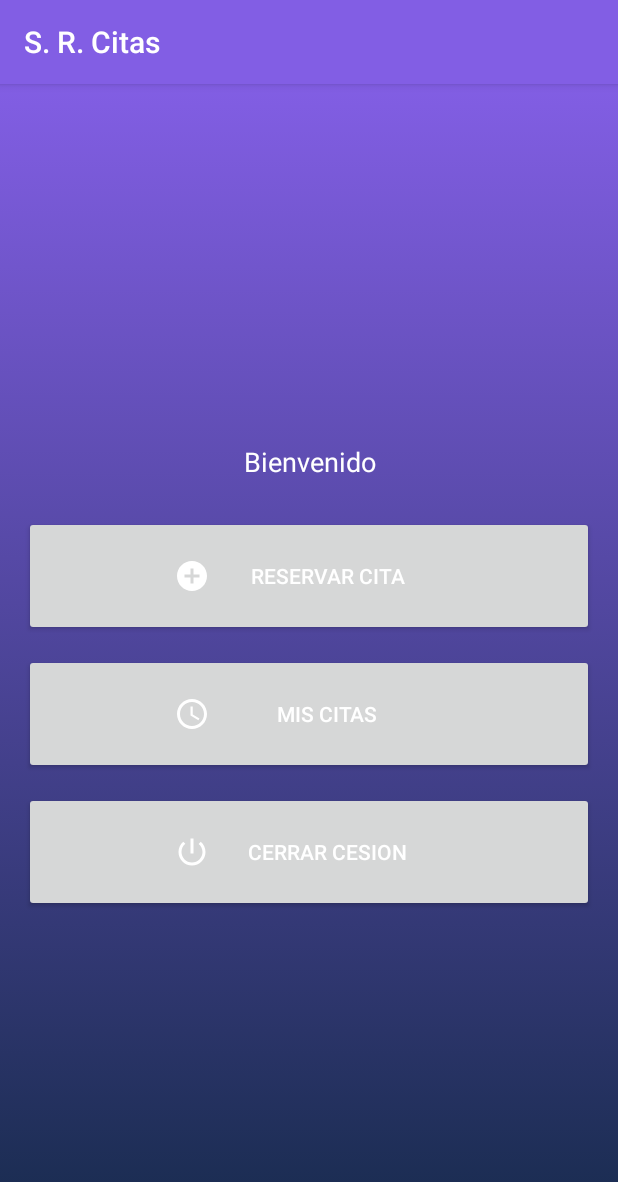
After one commit to lrdgz/MyAppointments, an Android app: the MenuActivity screen opened directly, with no data from a screen before it, on a phone screen of 412 x 824 dp. The commit adds this screen. Shown: the top 1182 px of the screen. Run offline under Robolectric (Android 15) with nearby library versions, the phone set to English and light mode, and no system bars.

Commit message:
Menu view design

```diff
--- a/app/src/main/AndroidManifest.xml
+++ b/app/src/main/AndroidManifest.xml
@@ -9,7 +9,8 @@
         android:roundIcon="@mipmap/ic_launcher_round"
         android:supportsRtl="true"
         android:theme="@style/AppTheme">
-        <activity android:name=".RegisterActivity"></activity>
+        <activity android:name=".MenuActivity"></activity>
+        <activity android:name=".RegisterActivity" />
         <activity android:name=".MainActivity">
             <intent-filter>
                 <action android:name="android.intent.action.MAIN" />
--- a/app/src/main/java/com/developer/myappointments/MainActivity.kt
+++ b/app/src/main/java/com/developer/myappointments/MainActivity.kt
@@ -12,12 +12,16 @@ class MainActivity : AppCompatActivity() {
         super.onCreate(savedInstanceState)
         setContentView(R.layout.activity_main)
 
+        btnLogin.setOnClickListener{
+            Toast.makeText(this, getString(R.string.please_fill_your_register_data), Toast.LENGTH_SHORT).show()
+            val intent = Intent(this, MenuActivity::class.java)
+            startActivity(intent)
+        }
+
         tvGoToRegister.setOnClickListener{
             Toast.makeText(this, getString(R.string.please_fill_your_register_data), Toast.LENGTH_SHORT).show()
-
             val intent = Intent(this, RegisterActivity::class.java)
             startActivity(intent)
-
         }
     }
 }
--- /dev/null
+++ b/app/src/main/java/com/developer/myappointments/MenuActivity.kt
@@ -0,0 +1,12 @@
+package com.developer.myappointments
+
+import androidx.appcompat.app.AppCompatActivity
+import android.os.Bundle
+
+class MenuActivity : AppCompatActivity() {
+
+    override fun onCreate(savedInstanceState: Bundle?) {
+        super.onCreate(savedInstanceState)
+        setContentView(R.layout.activity_menu)
+    }
+}
--- /dev/null
+++ b/app/src/main/res/drawable/ic_add_circle.xml
@@ -0,0 +1,9 @@
+<vector xmlns:android="http://schemas.android.com/apk/res/android"
+        android:width="24dp"
+        android:height="24dp"
+        android:viewportWidth="24.0"
+        android:viewportHeight="24.0">
+    <path
+        android:fillColor="#FFF"
+        android:pathData="M12,2C6.48,2 2,6.48 2,12s4.48,10 10,10 10,-4.48 10,-10S17.52,2 12,2zM17,13h-4v4h-2v-4L7,13v-2h4L11,7h2v4h4v2z"/>
+</vector>
--- /dev/null
+++ b/app/src/main/res/drawable/ic_power_off.xml
@@ -0,0 +1,9 @@
+<vector xmlns:android="http://schemas.android.com/apk/res/android"
+        android:width="24dp"
+        android:height="24dp"
+        android:viewportWidth="24.0"
+        android:viewportHeight="24.0">
+    <path
+        android:fillColor="#FFF"
+        android:pathData="M13,3h-2v10h2L13,3zM17.83,5.17l-1.42,1.42C17.99,7.86 19,9.81 19,12c0,3.87 -3.13,7 -7,7s-7,-3.13 -7,-7c0,-2.19 1.01,-4.14 2.58,-5.42L6.17,5.17C4.23,6.82 3,9.26 3,12c0,4.97 4.03,9 9,9s9,-4.03 9,-9c0,-2.74 -1.23,-5.18 -3.17,-6.83z"/>
+</vector>
--- /dev/null
+++ b/app/src/main/res/drawable/ic_schedule.xml
@@ -0,0 +1,9 @@
+<vector xmlns:android="http://schemas.android.com/apk/res/android"
+        android:width="24dp"
+        android:height="24dp"
+        android:viewportWidth="24.0"
+        android:viewportHeight="24.0">
+    <path
+        android:fillColor="#FFF"
+        android:pathData="M11.99,2C6.47,2 2,6.48 2,12s4.47,10 9.99,10C17.52,22 22,17.52 22,12S17.52,2 11.99,2zM12,20c-4.42,0 -8,-3.58 -8,-8s3.58,-8 8,-8 8,3.58 8,8 -3.58,8 -8,8zM12.5,7L11,7v6l5.25,3.15 0.75,-1.23 -4.5,-2.67z"/>
+</vector>
--- a/app/src/main/res/layout/activity_main.xml
+++ b/app/src/main/res/layout/activity_main.xml
@@ -52,6 +52,7 @@
             android:textColor="@color/white" />
 
         <Button
+            android:id="@+id/btnLogin"
             style="@style/TextAppearance.AppCompat.Widget.Button.Borderless.Colored"
             android:layout_width="match_parent"
             android:layout_height="wrap_content"
--- /dev/null
+++ b/app/src/main/res/layout/activity_menu.xml
@@ -0,0 +1,42 @@
+<?xml version="1.0" encoding="utf-8"?>
+<LinearLayout xmlns:android="http://schemas.android.com/apk/res/android"
+    xmlns:tools="http://schemas.android.com/tools"
+    android:layout_width="match_parent"
+    android:layout_height="match_parent"
+    android:background="@drawable/db_gradient"
+    android:orientation="vertical"
+    android:gravity="center"
+    android:padding="16dp"
+    tools:context=".MenuActivity">
+
+    <TextView
+        android:layout_width="match_parent"
+        android:layout_height="60dp"
+        android:gravity="center"
+        android:paddingTop="12dp"
+        android:text="@string/label_welcome"
+        android:textAppearance="@style/TextAppearance.AppCompat.Medium"
+        android:textColor="@color/white" />
+
+    <Button
+        style="@style/MenuButton"
+        android:layout_width="match_parent"
+        android:layout_marginTop="12dp"
+        android:drawableStart="@drawable/ic_add_circle"
+        android:text="@string/btn_create_appointment" />
+
+    <Button
+        style="@style/MenuButton"
+        android:layout_width="match_parent"
+        android:layout_marginTop="12dp"
+        android:drawableStart="@drawable/ic_schedule"
+        android:text="@string/btn_my_appointments" />
+
+    <Button
+        style="@style/MenuButton"
+        android:layout_width="match_parent"
+        android:layout_marginTop="12dp"
+        android:drawableStart="@drawable/ic_power_off"
+        android:text="@string/btn_log_out" />
+
+</LinearLayout>
--- a/app/src/main/res/values/strings.xml
+++ b/app/src/main/res/values/strings.xml
@@ -1,5 +1,5 @@
 <resources>
-    <string name="app_name">MyAppointments</string>
+    <string name="app_name">S. R. Citas</string>
     <string name="label_login">Inicio de session</string>
     <string name="label_email">Correo</string>
     <string name="label_password">Clave</string>
@@ -10,4 +10,8 @@
     <string name="btn_register">Confirmar registro</string>
     <string name="label_go_to_login">Ya tienes una cuenta?</string>
     <string name="please_fill_your_register_data">Por favor completa tus datos</string>
+    <string name="btn_create_appointment">Reservar cita</string>
+    <string name="btn_my_appointments">Mis citas</string>
+    <string name="btn_log_out">Cerrar cesion</string>
+    <string name="label_welcome">Bienvenido</string>
 </resources>
--- a/app/src/main/res/values/styles.xml
+++ b/app/src/main/res/values/styles.xml
@@ -8,4 +8,10 @@
         <item name="colorAccent">@color/colorAccent</item>
     </style>
 
+    <style name="MenuButton" parent="@style/TextAppearance.AppCompat.Widget.Button.Colored">
+        <item name="android:paddingLeft">100dp</item>
+        <item name="android:paddingRight">100dp</item>
+        <item name="android:layout_height">80dp</item>
+    </style>
+
 </resources>
```
